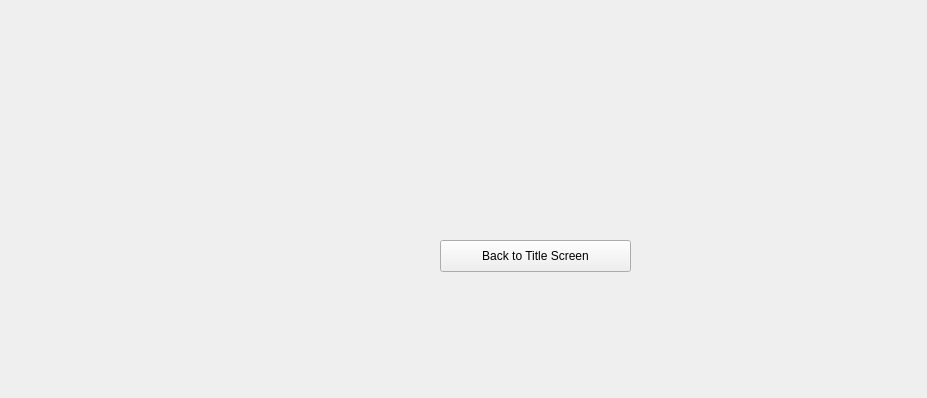
The window that endgame.ui (bstee615/project) describes before a commit, drawn with Qt 5.
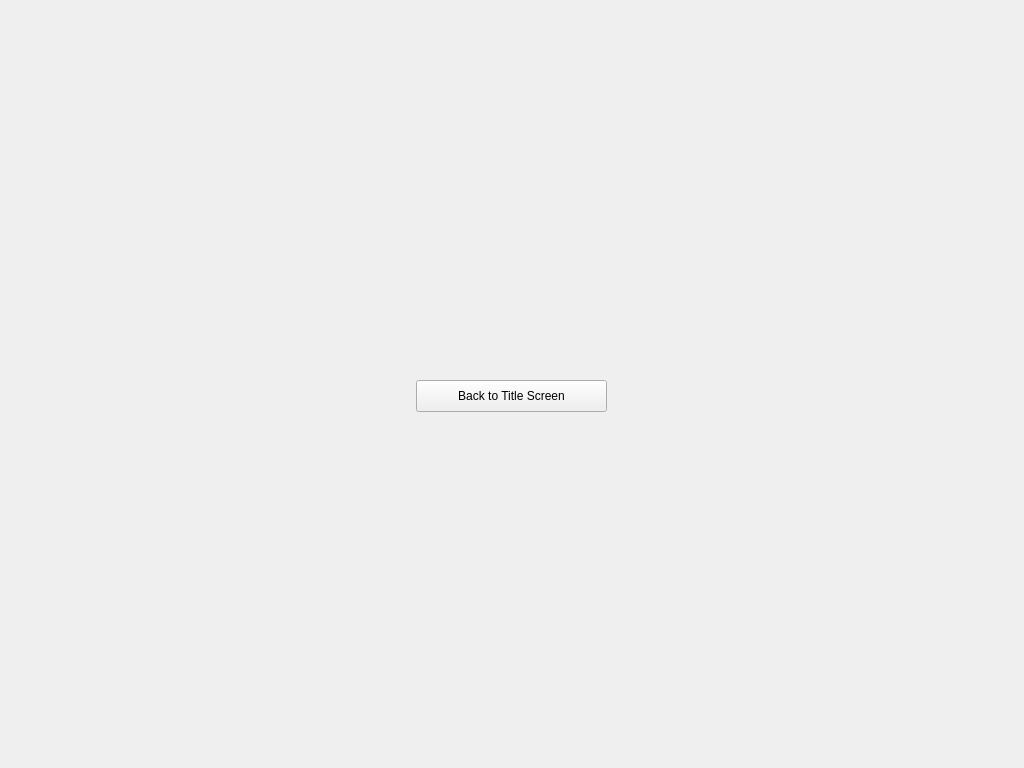
The same window after the commit. Icons and pictures are not drawn.

Commit message: Enhanced layout and appearance of GUI widgets

Patch:
```diff
--- a/endgame.ui
+++ b/endgame.ui
@@ -6,8 +6,8 @@
    <rect>
     <x>0</x>
     <y>0</y>
-    <width>927</width>
-    <height>398</height>
+    <width>1024</width>
+    <height>768</height>
    </rect>
   </property>
   <property name="windowTitle">
@@ -16,8 +16,8 @@
   <widget class="QLabel" name="label">
    <property name="geometry">
     <rect>
-     <x>400</x>
-     <y>130</y>
+     <x>376</x>
+     <y>270</y>
      <width>271</width>
      <height>81</height>
     </rect>
@@ -35,8 +35,8 @@
   <widget class="QPushButton" name="PBbackToTitle">
    <property name="geometry">
     <rect>
-     <x>440</x>
-     <y>240</y>
+     <x>416</x>
+     <y>380</y>
      <width>191</width>
      <height>32</height>
     </rect>
```
The commit also changes 3 other files.
